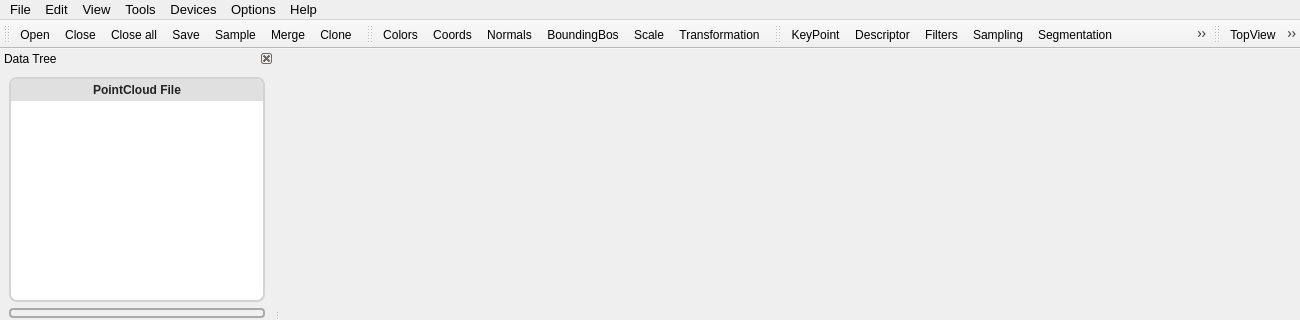
Above: cloudtool/mainwindow.ui from Libaocheng3811/CloudTool2 before the change; both pictures show x 0 to 1300 and y 0 to 320 of the 1300 by 845 pixel window. Below: the same form after it.
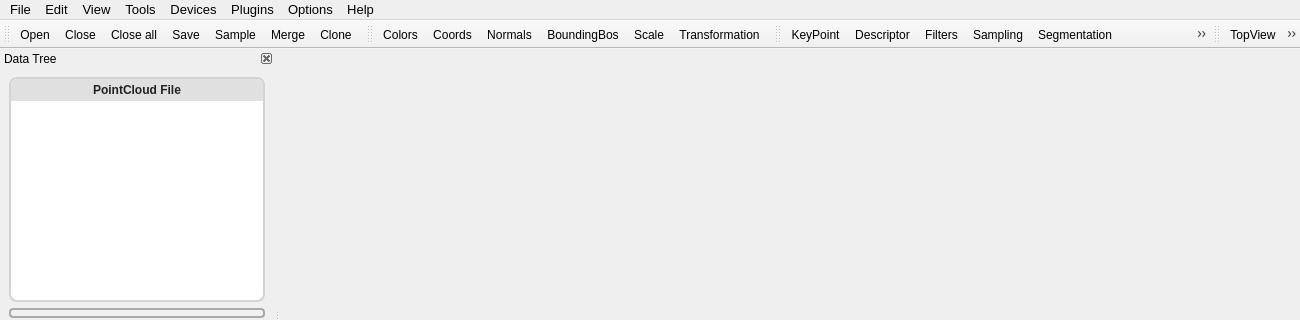
That is the form after the change. Icons and pictures are not drawn. Custom widgets are drawn as their Qt base class.

Patch:
```diff
--- a/cloudtool/mainwindow.ui
+++ b/cloudtool/mainwindow.ui
@@ -43,7 +43,7 @@
      <x>0</x>
      <y>0</y>
      <width>1300</width>
-     <height>29</height>
+     <height>23</height>
     </rect>
    </property>
    <property name="font">
@@ -173,11 +173,18 @@
     <addaction name="action_Help"/>
     <addaction name="actionAbout"/>
    </widget>
+   <widget class="QMenu" name="menuPlugins">
+    <property name="title">
+     <string>Plugins</string>
+    </property>
+    <addaction name="actionCSF_Filters"/>
+   </widget>
    <addaction name="menuFile"/>
    <addaction name="menuEdit"/>
    <addaction name="menuView"/>
    <addaction name="menuTools"/>
    <addaction name="menuDevices"/>
+   <addaction name="menuPlugins"/>
    <addaction name="menuOptions"/>
    <addaction name="menuHelp"/>
   </widget>
```
Left out of the diff: 9 changed lines with no effect on the pictures.
